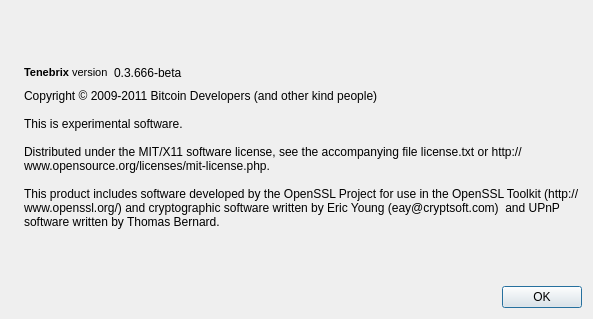
Old version of the form src/qt/forms/aboutdialog.ui in the repository wiggi/Fairbrix.
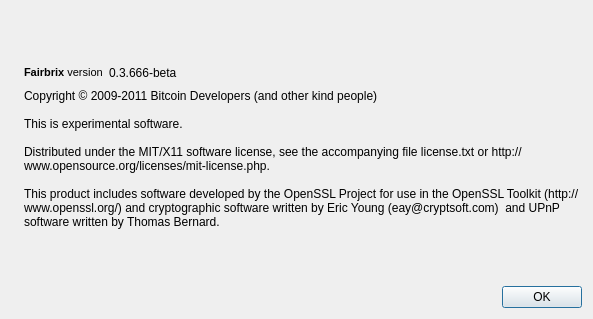
New version of the form. Icons and pictures are not drawn.

Commit message: Patch for fairbrix.

```diff
--- a/src/qt/forms/aboutdialog.ui
+++ b/src/qt/forms/aboutdialog.ui
@@ -54,7 +54,7 @@
 &lt;html&gt;&lt;head&gt;&lt;meta name=&quot;qrichtext&quot; content=&quot;1&quot; /&gt;&lt;style type=&quot;text/css&quot;&gt;
 p, li { white-space: pre-wrap; }
 &lt;/style&gt;&lt;/head&gt;&lt;body style=&quot; font-family:'MS Shell Dlg 2'; font-size:8.25pt; font-weight:400; font-style:normal;&quot;&gt;
-&lt;p style=&quot; margin-top:0px; margin-bottom:0px; margin-left:0px; margin-right:0px; -qt-block-indent:0; text-indent:0px;&quot;&gt;&lt;span style=&quot; font-weight:600;&quot;&gt;Tenebrix&lt;/span&gt; version&lt;/p&gt;&lt;/body&gt;&lt;/html&gt;</string>
+&lt;p style=&quot; margin-top:0px; margin-bottom:0px; margin-left:0px; margin-right:0px; -qt-block-indent:0; text-indent:0px;&quot;&gt;&lt;span style=&quot; font-weight:600;&quot;&gt;Fairbrix&lt;/span&gt; version&lt;/p&gt;&lt;/body&gt;&lt;/html&gt;</string>
          </property>
         </widget>
        </item>
```
Left out of the diff: 2 changed lines with no effect on the pictures. The commit also changes 61 other files.
